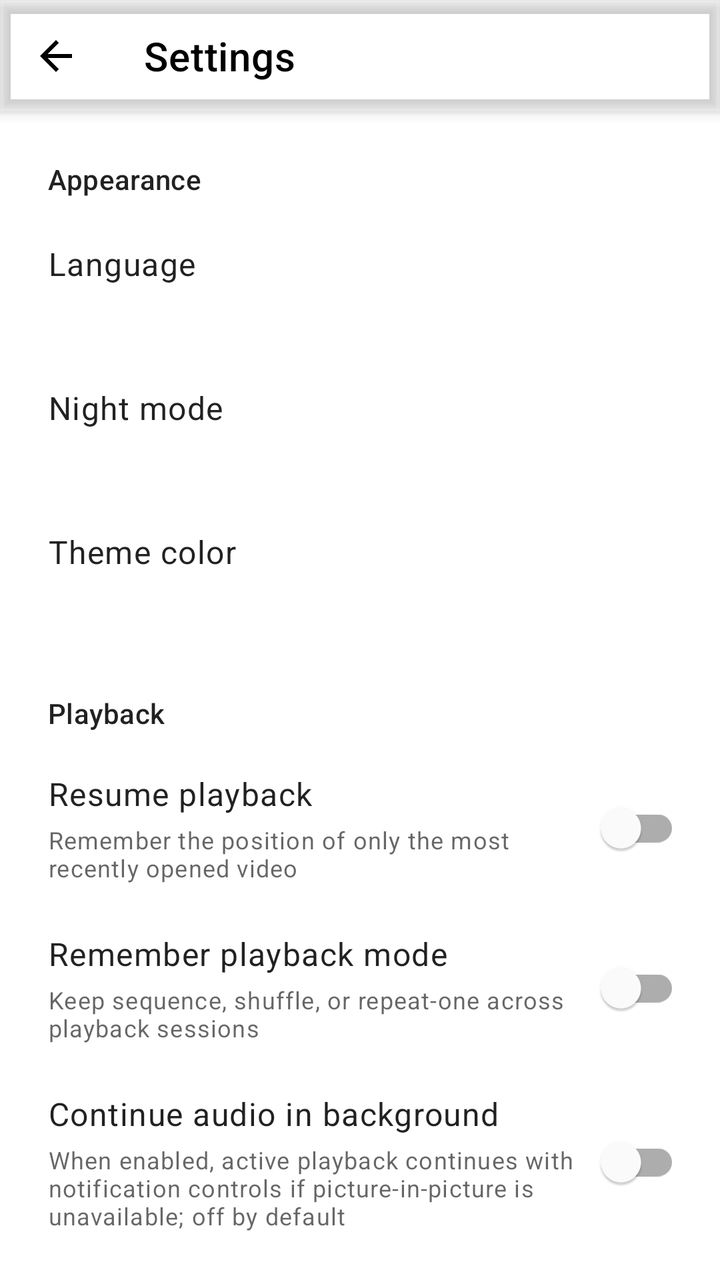
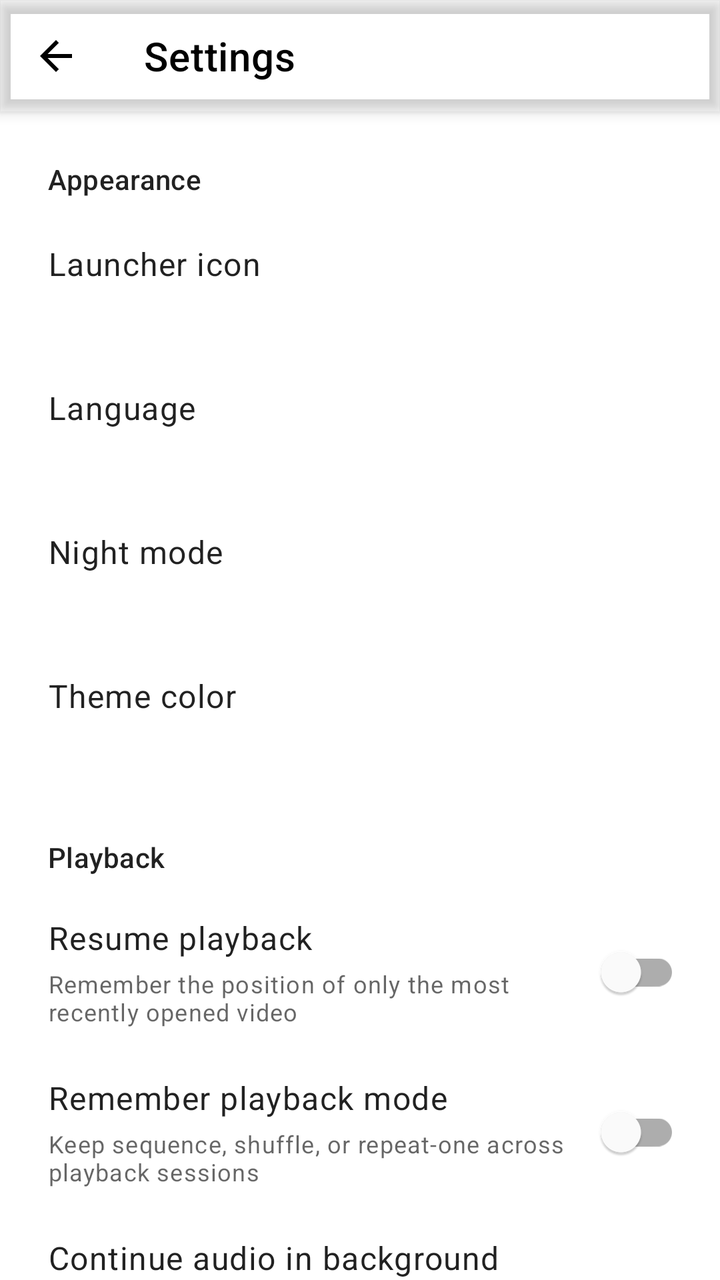

Screens rendered from an Android XML layout before and after an edit, with the pre-edit source and the edit as a unified diff.
<!-- AndroidManifest.xml: activity theme AppTheme -->
<!-- res/layout/activity_settings.xml -->
<?xml version="1.0" encoding="utf-8"?>
<LinearLayout xmlns:android="http://schemas.android.com/apk/res/android"
    xmlns:app="http://schemas.android.com/apk/res-auto"
    android:id="@+id/settings_root"
    android:layout_width="match_parent"
    android:layout_height="match_parent"
    android:orientation="vertical">

    <com.google.android.material.appbar.MaterialToolbar
        android:id="@+id/toolbar"
        android:layout_width="match_parent"
        android:layout_height="wrap_content"
        android:elevation="4dp"
        android:minHeight="?attr/actionBarSize"
        android:theme="@style/AppTheme.Toolbar"
        app:navigationContentDescription="@string/action_back"
        app:navigationIcon="@drawable/ic_arrow_back"
        app:title="@string/settings_title" />

    <androidx.core.widget.NestedScrollView
        android:layout_width="match_parent"
        android:layout_height="0dp"
        android:layout_weight="1"
        android:fillViewport="true">

        <LinearLayout
            android:id="@+id/settings_content"
            android:layout_width="match_parent"
            android:layout_height="wrap_content"
            android:orientation="vertical"
            android:paddingBottom="24dp">

            <TextView
                android:id="@+id/appearance_section"
                style="@style/SettingsSectionTitle"
                android:text="@string/settings_section_appearance" />

            <LinearLayout
                android:id="@+id/language_setting"
                style="@style/SettingsClickableRow">

                <TextView
                    android:id="@+id/language_title"
                    style="@style/SettingsRowTitle"
                    android:text="@string/setting_language" />

                <TextView
                    android:id="@+id/language_summary"
                    style="@style/SettingsRowSummary" />

            </LinearLayout>

            <LinearLayout
                android:id="@+id/night_mode_setting"
                style="@style/SettingsClickableRow">

                <TextView
                    android:id="@+id/night_mode_title"
                    style="@style/SettingsRowTitle"
                    android:text="@string/setting_night_mode" />

                <TextView
                    android:id="@+id/night_mode_summary"
                    style="@style/SettingsRowSummary" />

            </LinearLayout>

            <LinearLayout
                android:id="@+id/theme_color_setting"
                style="@style/SettingsClickableRow">

                <TextView
                    android:id="@+id/theme_color_title"
                    style="@style/SettingsRowTitle"
                    android:text="@string/setting_theme_color" />

                <TextView
                    android:id="@+id/theme_color_summary"
                    style="@style/SettingsRowSummary" />

            </LinearLayout>

            <TextView
                android:id="@+id/playback_section"
                style="@style/SettingsSectionTitle"
                android:text="@string/settings_section_playback" />

            <LinearLayout
                android:id="@+id/remember_position_setting"
                style="@style/SettingsSwitchRow">

                <LinearLayout
                    android:layout_width="0dp"
                    android:layout_height="wrap_content"
                    android:layout_weight="1"
                    android:orientation="vertical">

                    <TextView
                        android:id="@+id/remember_position_title"
                        style="@style/SettingsRowTitle"
                        android:text="@string/setting_resume_playback" />

                    <TextView
                        android:id="@+id/remember_position_summary"
                        style="@style/SettingsRowSummary"
                        android:text="@string/setting_resume_playback_summary" />

                </LinearLayout>

                <com.google.android.material.switchmaterial.SwitchMaterial
                    android:id="@+id/remember_position_switch"
                    android:layout_width="wrap_content"
                    android:layout_height="wrap_content"
                    android:clickable="false"
                    android:focusable="false"
                    android:textOff=""
                    android:textOn=""
                    app:showText="false" />

            </LinearLayout>

            <LinearLayout
                android:id="@+id/remember_playback_mode_setting"
                style="@style/SettingsSwitchRow">

                <LinearLayout
                    android:layout_width="0dp"
                    android:layout_height="wrap_content"
                    android:layout_weight="1"
                    android:orientation="vertical">

                    <TextView
                        android:id="@+id/remember_playback_mode_title"
                        style="@style/SettingsRowTitle"
                        android:text="@string/setting_remember_playback_mode" />

                    <TextView
                        android:id="@+id/remember_playback_mode_summary"
                        style="@style/SettingsRowSummary"
                        android:text="@string/setting_remember_playback_mode_summary" />

                </LinearLayout>

                <com.google.android.material.switchmaterial.SwitchMaterial
                    android:id="@+id/remember_playback_mode_switch"
                    android:layout_width="wrap_content"
                    android:layout_height="wrap_content"
                    android:clickable="false"
                    android:focusable="false"
                    android:textOff=""
                    android:textOn=""
                    app:showText="false" />

            </LinearLayout>

            <LinearLayout
                android:id="@+id/continue_audio_in_background_setting"
                style="@style/SettingsSwitchRow">

                <LinearLayout
                    android:layout_width="0dp"
                    android:layout_height="wrap_content"
                    android:layout_weight="1"
                    android:orientation="vertical">

                    <TextView
                        android:id="@+id/continue_audio_in_background_title"
                        style="@style/SettingsRowTitle"
                        android:text="@string/setting_continue_audio_in_background" />

                    <TextView
                        android:id="@+id/continue_audio_in_background_summary"
                        style="@style/SettingsRowSummary"
                        android:text="@string/setting_continue_audio_in_background_summary" />

                </LinearLayout>

                <com.google.android.material.switchmaterial.SwitchMaterial
                    android:id="@+id/continue_audio_in_background_switch"
                    android:layout_width="wrap_content"
                    android:layout_height="wrap_content"
                    android:clickable="false"
                    android:focusable="false"
                    android:textOff=""
                    android:textOn=""
                    app:showText="false" />

            </LinearLayout>

            <LinearLayout
                android:id="@+id/include_subtitles_in_screenshot_setting"
                style="@style/SettingsSwitchRow">

                <LinearLayout
                    android:layout_width="0dp"
                    android:layout_height="wrap_content"
                    android:layout_weight="1"
                    android:orientation="vertical">

                    <TextView
                        android:id="@+id/include_subtitles_in_screenshot_title"
                        style="@style/SettingsRowTitle"
                        android:text="@string/setting_include_subtitles_in_screenshot" />

                    <TextView
                        android:id="@+id/include_subtitles_in_screenshot_summary"
                        style="@style/SettingsRowSummary"
                        android:text="@string/setting_include_subtitles_in_screenshot_summary" />

                </LinearLayout>

                <com.google.android.material.switchmaterial.SwitchMaterial
                    android:id="@+id/include_subtitles_in_screenshot_switch"
                    android:layout_width="wrap_content"
                    android:layout_height="wrap_content"
                    android:clickable="false"
                    android:focusable="false"
                    android:textOff=""
                    android:textOn=""
                    app:showText="false" />

            </LinearLayout>

            <TextView
                android:id="@+id/subtitle_style_section"
                style="@style/SettingsSectionTitle"
                android:paddingTop="8dp"
                android:text="@string/settings_section_subtitle_style" />

            <FrameLayout
                android:id="@+id/subtitle_preview_panel"
                android:layout_width="match_parent"
                android:layout_height="104dp"
                android:layout_marginStart="24dp"
                android:layout_marginTop="4dp"
                android:layout_marginEnd="24dp"
                android:layout_marginBottom="8dp"
                android:background="@android:color/black"
                android:contentDescription="@string/subtitle_preview_description">

                <androidx.media3.ui.SubtitleView
                    android:id="@+id/subtitle_preview"
                    android:layout_width="match_parent"
                    android:layout_height="match_parent"
                    android:importantForAccessibility="no" />

            </FrameLayout>

            <LinearLayout
                android:id="@+id/subtitle_text_size_setting"
                style="@style/SettingsClickableRow">

                <TextView
                    android:id="@+id/subtitle_text_size_title"
                    style="@style/SettingsRowTitle"
                    android:text="@string/setting_subtitle_text_size" />

                <TextView
                    android:id="@+id/subtitle_text_size_summary"
                    style="@style/SettingsRowSummary" />

            </LinearLayout>

            <LinearLayout
                android:id="@+id/subtitle_foreground_setting"
                style="@style/SettingsClickableRow">

                <TextView
                    android:id="@+id/subtitle_foreground_title"
                    style="@style/SettingsRowTitle"
                    android:text="@string/setting_subtitle_foreground" />

                <TextView
                    android:id="@+id/subtitle_foreground_summary"
                    style="@style/SettingsRowSummary" />

            </LinearLayout>

            <LinearLayout
                android:id="@+id/subtitle_background_setting"
                style="@style/SettingsClickableRow">

                <TextView
                    android:id="@+id/subtitle_background_title"
                    style="@style/SettingsRowTitle"
                    android:text="@string/setting_subtitle_background" />

                <TextView
                    android:id="@+id/subtitle_background_summary"
                    style="@style/SettingsRowSummary" />

            </LinearLayout>

            <LinearLayout
                android:id="@+id/subtitle_bottom_margin_setting"
                style="@style/SettingsClickableRow">

                <TextView
                    android:id="@+id/subtitle_bottom_margin_title"
                    style="@style/SettingsRowTitle"
                    android:text="@string/setting_subtitle_bottom_margin" />

                <TextView
                    android:id="@+id/subtitle_bottom_margin_summary"
                    style="@style/SettingsRowSummary" />

            </LinearLayout>

            <TextView
                android:id="@+id/updates_section"
                style="@style/SettingsSectionTitle"
                android:text="@string/settings_section_updates" />

            <LinearLayout
                android:id="@+id/check_update_setting"
                style="@style/SettingsClickableRow">

                <TextView
                    android:id="@+id/check_update_title"
                    style="@style/SettingsRowTitle"
                    android:text="@string/setting_check_updates" />

                <TextView
                    android:id="@+id/check_update_summary"
                    style="@style/SettingsRowSummary"
                    android:text="@string/setting_check_updates_summary" />

            </LinearLayout>

            <LinearLayout
                android:id="@+id/auto_update_setting"
                style="@style/SettingsSwitchRow">

                <LinearLayout
                    android:layout_width="0dp"
                    android:layout_height="wrap_content"
                    android:layout_weight="1"
                    android:orientation="vertical">

                    <TextView
                        android:id="@+id/auto_update_title"
                        style="@style/SettingsRowTitle"
                        android:text="@string/setting_auto_check_updates" />

                    <TextView
                        android:id="@+id/auto_update_summary"
                        style="@style/SettingsRowSummary"
                        android:text="@string/setting_auto_check_updates_summary" />

                </LinearLayout>

                <com.google.android.material.switchmaterial.SwitchMaterial
                    android:id="@+id/auto_update_switch"
                    android:layout_width="wrap_content"
                    android:layout_height="wrap_content"
                    android:clickable="false"
                    android:focusable="false"
                    android:textOff=""
                    android:textOn=""
                    app:showText="false" />

            </LinearLayout>

            <LinearLayout
                android:id="@+id/ignored_updates_setting"
                style="@style/SettingsClickableRow">

                <TextView
                    android:id="@+id/ignored_updates_title"
                    style="@style/SettingsRowTitle"
                    android:text="@string/setting_manage_ignored_updates" />

                <TextView
                    android:id="@+id/ignored_updates_summary"
                    style="@style/SettingsRowSummary" />

            </LinearLayout>

            <LinearLayout
                android:id="@+id/release_history_setting"
                style="@style/SettingsClickableRow">

                <TextView
                    android:id="@+id/release_history_title"
                    style="@style/SettingsRowTitle"
                    android:text="@string/setting_release_history" />

                <TextView
                    android:id="@+id/release_history_summary"
                    style="@style/SettingsRowSummary"
                    android:text="@string/setting_release_history_summary" />

            </LinearLayout>

            <TextView
                android:id="@+id/about_section"
                style="@style/SettingsSectionTitle"
                android:text="@string/settings_section_about" />

            <LinearLayout
                android:id="@+id/about_setting"
                style="@style/SettingsClickableRow">

                <TextView
                    android:id="@+id/about_title"
                    style="@style/SettingsRowTitle"
                    android:text="@string/setting_about" />

                <TextView
                    android:id="@+id/about_summary"
                    style="@style/SettingsRowSummary"
                    android:text="@string/setting_about_summary" />

            </LinearLayout>

        </LinearLayout>

    </androidx.core.widget.NestedScrollView>

</LinearLayout>
<!-- resources referenced by this layout -->
<resources>
  <string name="action_back">Back</string>
  <string name="setting_about">About the app and developer</string>
  <string name="setting_about_summary">Version, project, developer, and license information</string>
  <string name="setting_auto_check_updates">Automatically check for updates</string>
  <string name="setting_auto_check_updates_summary">Check at most once a day when the app is opened</string>
  <string name="setting_check_updates">Check for updates</string>
  <string name="setting_check_updates_summary">Check the latest published version now</string>
  <string name="setting_continue_audio_in_background">Continue audio in background</string>
  <string name="setting_continue_audio_in_background_summary">When enabled, active playback continues with notification controls if picture-in-picture is unavailable; off by default</string>
  <string name="setting_include_subtitles_in_screenshot">Include subtitles in screenshots</string>
  <string name="setting_include_subtitles_in_screenshot_summary">Draw visible subtitles into saved frames; player controls are never included</string>
  <string name="setting_language">Language</string>
  <string name="setting_manage_ignored_updates">Manage ignored updates</string>
  <string name="setting_night_mode">Night mode</string>
  <string name="setting_release_history">Release history</string>
  <string name="setting_release_history_summary">Read the changelog included with this version</string>
  <string name="setting_remember_playback_mode">Remember playback mode</string>
  <string name="setting_remember_playback_mode_summary">Keep sequence, shuffle, or repeat-one across playback sessions</string>
  <string name="setting_resume_playback">Resume playback</string>
  <string name="setting_resume_playback_summary">Remember the position of only the most recently opened video</string>
  <string name="setting_subtitle_background">Background</string>
  <string name="setting_subtitle_bottom_margin">Bottom margin</string>
  <string name="setting_subtitle_foreground">Text color</string>
  <string name="setting_subtitle_text_size">Text size</string>
  <string name="setting_theme_color">Theme color</string>
  <string name="settings_section_about">About</string>
  <string name="settings_section_appearance">Appearance</string>
  <string name="settings_section_playback">Playback</string>
  <string name="settings_section_subtitle_style">Subtitle style</string>
  <string name="settings_section_updates">Updates</string>
  <string name="settings_title">Settings</string>
  <string name="subtitle_preview_description">Subtitle style preview</string>
  <style name="AppTheme.Toolbar" parent="ThemeOverlay.MaterialComponents.Dark.ActionBar">
          <item name="android:textColorPrimary">@color/toolbar_text</item>
      </style>
  <style name="SettingsRowSummary" parent="TextAppearance.MaterialComponents.Caption">
          <item name="android:layout_width">match_parent</item>
          <item name="android:layout_height">wrap_content</item>
          <item name="android:layout_marginTop">4dp</item>
      </style>
  <style name="SettingsRowTitle" parent="TextAppearance.MaterialComponents.Body1">
          <item name="android:layout_width">match_parent</item>
          <item name="android:layout_height">wrap_content</item>
      </style>
  <color name="toolbar_text">#FF000000</color>
  <color name="color_primary">#FFFFDEAD</color>
  <color name="color_primary_dark">#FFFFDEAD</color>
  <color name="color_secondary">#FFFFDEAD</color>
  <color name="window_background">#FFFFFFFF</color>
  <!-- unchanged entries left out for length: 5 -->
</resources>

<!-- the commit's change to res/layout/activity_settings.xml (unified diff, before → after) -->
@@ -36,6 +36,21 @@
                 android:text="@string/settings_section_appearance" />
 
             <LinearLayout
+                android:id="@+id/launcher_icon_setting"
+                style="@style/SettingsClickableRow">
+
+                <TextView
+                    android:id="@+id/launcher_icon_title"
+                    style="@style/SettingsRowTitle"
+                    android:text="@string/launcher_icon_title" />
+
+                <TextView
+                    android:id="@+id/launcher_icon_summary"
+                    style="@style/SettingsRowSummary" />
+
+            </LinearLayout>
+
+            <LinearLayout
                 android:id="@+id/language_setting"
                 style="@style/SettingsClickableRow">
 
<!-- resource entries referenced after the edit -->
@@ -1,6 +1,7 @@
 <!-- resources referenced by this layout -->
 <resources>
   <string name="action_back">Back</string>
+  <string name="launcher_icon_title">Launcher icon</string>
   <string name="setting_about">About the app and developer</string>
   <string name="setting_about_summary">Version, project, developer, and license information</string>
   <string name="setting_auto_check_updates">Automatically check for updates</string>
